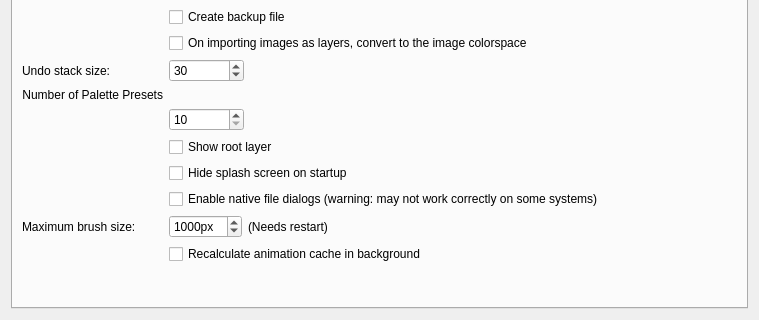
The window that libs/ui/forms/wdggeneralsettings.ui (KDE/krita) describes before a commit, drawn with Qt 5; both pictures show x 0 to 759 and y 148 to 468 of the 759 by 468 pixel window.
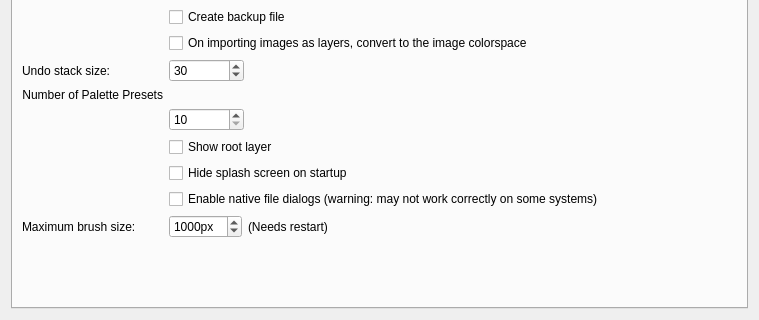
The same window after the commit. The open tabs and pages were chosen to show the change. Custom widgets are drawn as their Qt base class.

Commit message:
Implement GUI options for all the new Animation Cache features
1) Switch backend: memory vs HDD
2) Use ROI and ROI margin
3) Cached frame size limit

Diff of the .ui file:
```diff
--- a/libs/ui/forms/wdggeneralsettings.ui
+++ b/libs/ui/forms/wdggeneralsettings.ui
@@ -720,13 +720,6 @@
         </layout>
        </item>
        <item row="17" column="1">
-        <widget class="QCheckBox" name="m_chkCacheAnimatioInBackground">
-         <property name="text">
-          <string>Recalculate animation cache in background</string>
-         </property>
-        </widget>
-       </item>
-       <item row="18" column="1">
         <spacer name="verticalSpacer_4">
          <property name="orientation">
           <enum>Qt::Vertical</enum>
```
Left out of the diff: 52 changed lines with no effect on the pictures. The commit also changes 10 other files.
